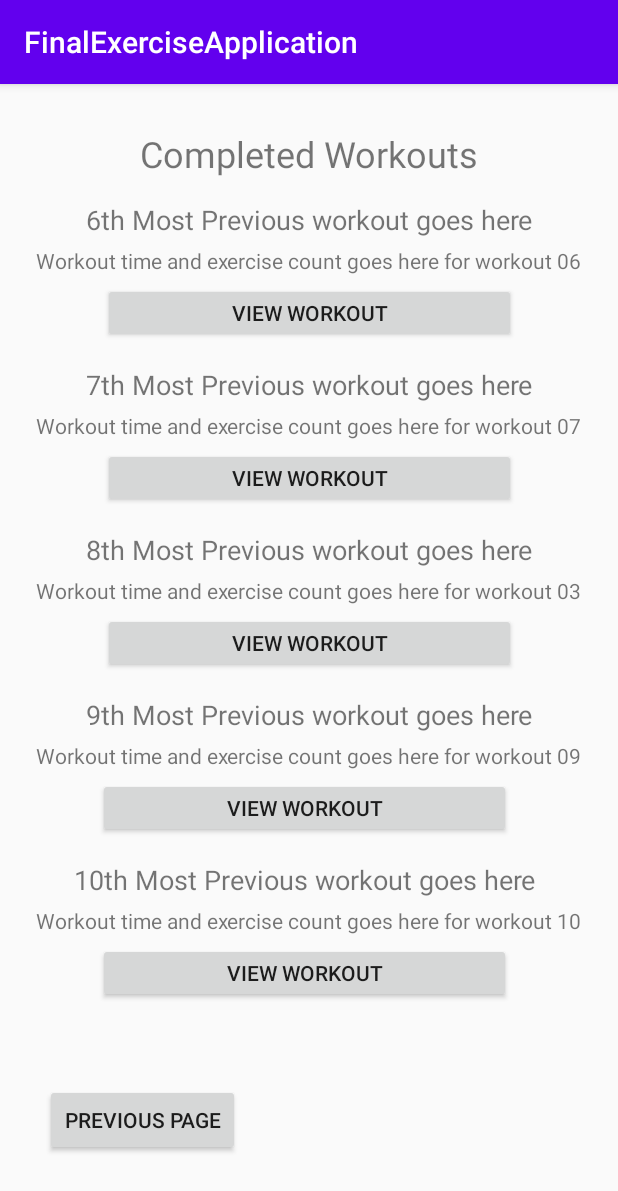
After one commit to EthanTinsley/ExerciseApplication, an Android app: the CompletedWorkoutsPageTwo screen opened directly, with no data from a screen before it, on a phone screen of 412 x 824 dp. The commit adds this screen. Shown: the top 1191 px of the screen. Run offline under Robolectric (Android 15) with nearby library versions, the phone set to English and light mode, and no system bars.

Commit message:
Added second Page so 10 Completed Exercises can be stored

```diff
--- a/app/src/main/AndroidManifest.xml
+++ b/app/src/main/AndroidManifest.xml
@@ -9,7 +9,8 @@
         android:roundIcon="@mipmap/ic_launcher_round"
         android:supportsRtl="true"
         android:theme="@style/Theme.FinalExerciseApplication">
-        <activity android:name=".CompletedWorkouts"></activity>
+        <activity android:name=".CompletedWorkoutsPageTwo"></activity>
+        <activity android:name=".CompletedWorkouts" />
         <activity android:name=".MainActivity">
             <intent-filter>
                 <action android:name="android.intent.action.MAIN" />
--- /dev/null
+++ b/app/src/main/java/com/exerciseapplication/finalexerciseapplication/CompletedWorkoutsPageTwo.java
@@ -0,0 +1,13 @@
+package com.exerciseapplication.finalexerciseapplication;
+
+import android.support.v7.app.AppCompatActivity;
+import android.os.Bundle;
+
+public class CompletedWorkoutsPageTwo extends AppCompatActivity {
+
+    @Override
+    protected void onCreate(Bundle savedInstanceState) {
+        super.onCreate(savedInstanceState);
+        setContentView(R.layout.activity_completed_workouts_page_two);
+    }
+}
--- /dev/null
+++ b/app/src/main/res/layout/activity_completed_workouts_page_two.xml
@@ -0,0 +1,222 @@
+<?xml version="1.0" encoding="utf-8"?>
+<android.support.constraint.ConstraintLayout xmlns:android="http://schemas.android.com/apk/res/android"
+    xmlns:app="http://schemas.android.com/apk/res-auto"
+    xmlns:tools="http://schemas.android.com/tools"
+    android:layout_width="match_parent"
+    android:layout_height="match_parent"
+    tools:context=".CompletedWorkouts">
+
+    <TextView
+        android:id="@+id/completedWorkoutTitle"
+        android:layout_width="wrap_content"
+        android:layout_height="wrap_content"
+        android:layout_marginStart="140dp"
+        android:layout_marginTop="30dp"
+        android:layout_marginEnd="140dp"
+        android:text="@string/CompletedWorkoutsTitle"
+        android:textSize="24sp"
+        app:layout_constraintEnd_toEndOf="parent"
+        app:layout_constraintStart_toStartOf="parent"
+        app:layout_constraintTop_toTopOf="parent" />
+
+    <TextView
+        android:id="@+id/completedWorkout06"
+        android:layout_width="wrap_content"
+        android:layout_height="wrap_content"
+        android:layout_marginStart="40dp"
+        android:layout_marginTop="15dp"
+        android:layout_marginEnd="40dp"
+        android:text="@string/CompletedWorkout06"
+        android:textSize="18sp"
+        app:layout_constraintEnd_toEndOf="parent"
+        app:layout_constraintStart_toStartOf="parent"
+        app:layout_constraintTop_toBottomOf="@+id/completedWorkoutTitle" />
+
+    <TextView
+        android:id="@+id/workout06Information"
+        android:layout_width="wrap_content"
+        android:layout_height="wrap_content"
+        android:layout_marginStart="40dp"
+        android:layout_marginTop="5dp"
+        android:layout_marginEnd="40dp"
+        android:text="@string/CompletedWorkout06Information"
+        app:layout_constraintEnd_toEndOf="parent"
+        app:layout_constraintStart_toStartOf="parent"
+        app:layout_constraintTop_toBottomOf="@+id/completedWorkout06" />
+
+    <Button
+        android:id="@+id/completedWorkoutButton06"
+        android:layout_width="275dp"
+        android:layout_height="40dp"
+        android:layout_marginStart="40dp"
+        android:layout_marginTop="5dp"
+        android:layout_marginEnd="40dp"
+        android:text="@string/ViewCompletedWorkout"
+        app:layout_constraintEnd_toEndOf="parent"
+        app:layout_constraintStart_toStartOf="parent"
+        app:layout_constraintTop_toBottomOf="@+id/workout06Information" />
+
+    <TextView
+        android:id="@+id/completedWorkout07"
+        android:layout_width="wrap_content"
+        android:layout_height="wrap_content"
+        android:layout_marginStart="40dp"
+        android:layout_marginTop="15dp"
+        android:layout_marginEnd="40dp"
+        android:text="@string/CompletedWorkout07"
+        android:textSize="18sp"
+        app:layout_constraintEnd_toEndOf="parent"
+        app:layout_constraintStart_toStartOf="parent"
+        app:layout_constraintTop_toBottomOf="@+id/completedWorkoutButton06" />
+
+    <TextView
+        android:id="@+id/workout07Information"
+        android:layout_width="wrap_content"
+        android:layout_height="wrap_content"
+        android:layout_marginStart="40dp"
+        android:layout_marginTop="5dp"
+        android:layout_marginEnd="40dp"
+        android:text="@string/CompletedWorkout07Information"
+        app:layout_constraintEnd_toEndOf="parent"
+        app:layout_constraintStart_toStartOf="parent"
+        app:layout_constraintTop_toBottomOf="@+id/completedWorkout07" />
+
+    <Button
+        android:id="@+id/completedWorkoutButton07"
+        android:layout_width="275dp"
+        android:layout_height="40dp"
+        android:layout_marginStart="40dp"
+        android:layout_marginTop="5dp"
+        android:layout_marginEnd="40dp"
+        android:text="@string/ViewCompletedWorkout"
+        app:layout_constraintEnd_toEndOf="parent"
+        app:layout_constraintStart_toStartOf="parent"
+        app:layout_constraintTop_toBottomOf="@+id/workout07Information" />
+
+    <TextView
+        android:id="@+id/completedWorkout08"
+        android:layout_width="wrap_content"
+        android:layout_height="wrap_content"
+        android:layout_marginStart="40dp"
+        android:layout_marginTop="15dp"
+        android:layout_marginEnd="40dp"
+        android:text="@string/CompletedWorkout08"
+        android:textSize="18sp"
+        app:layout_constraintEnd_toEndOf="parent"
+        app:layout_constraintStart_toStartOf="parent"
+        app:layout_constraintTop_toBottomOf="@+id/completedWorkoutButton07" />
+
+    <TextView
+        android:id="@+id/workout08Information"
+        android:layout_width="wrap_content"
+        android:layout_height="wrap_content"
+        android:layout_marginStart="40dp"
+        android:layout_marginTop="5dp"
+        android:layout_marginEnd="40dp"
+        android:text="@string/CompletedWorkout03Information"
+        app:layout_constraintEnd_toEndOf="parent"
+        app:layout_constraintStart_toStartOf="parent"
+        app:layout_constraintTop_toBottomOf="@+id/completedWorkout08" />
+
+    <Button
+        android:id="@+id/completedWorkoutButton08"
+        android:layout_width="275dp"
+        android:layout_height="40dp"
+        android:layout_marginStart="40dp"
+        android:layout_marginTop="5dp"
+        android:layout_marginEnd="40dp"
+        android:text="@string/ViewCompletedWorkout"
+        app:layout_constraintEnd_toEndOf="parent"
+        app:layout_constraintStart_toStartOf="parent"
+        app:layout_constraintTop_toBottomOf="@+id/workout08Information" />
+
+    <TextView
+        android:id="@+id/completedWorkout09"
+        android:layout_width="wrap_content"
+        android:layout_height="wrap_content"
+        android:layout_marginStart="40dp"
+        android:layout_marginTop="15dp"
+        android:layout_marginEnd="40dp"
+        android:text="@string/CompletedWorkout09"
+        android:textSize="18sp"
+        app:layout_constraintEnd_toEndOf="parent"
+        app:layout_constraintStart_toStartOf="parent"
+        app:layout_constraintTop_toBottomOf="@+id/completedWorkoutButton08" />
+
+    <TextView
+        android:id="@+id/workout09Information"
+        android:layout_width="wrap_content"
+        android:layout_height="wrap_content"
+        android:layout_marginStart="40dp"
+        android:layout_marginTop="5dp"
+        android:layout_marginEnd="40dp"
+        android:text="@string/CompletedWorkout09Information"
+        app:layout_constraintEnd_toEndOf="parent"
+        app:layout_constraintStart_toStartOf="parent"
+        app:layout_constraintTop_toBottomOf="@+id/completedWorkout09" />
+
+    <Button
+        android:id="@+id/completedWorkoutButton09"
+        android:layout_width="275dp"
+        android:layout_height="40dp"
+        android:layout_marginStart="40dp"
+        android:layout_marginTop="5dp"
+        android:layout_marginEnd="40dp"
+        android:text="@string/ViewCompletedWorkout"
+        app:layout_constraintEnd_toEndOf="parent"
+        app:layout_constraintHorizontal_bias="0.446"
+        app:layout_constraintStart_toStartOf="parent"
+        app:layout_constraintTop_toBottomOf="@+id/workout09Information" />
+
+    <TextView
+        android:id="@+id/completedWorkout10"
+        android:layout_width="wrap_content"
+        android:layout_height="wrap_content"
+        android:layout_marginStart="40dp"
+        android:layout_marginTop="15dp"
+        android:layout_marginEnd="40dp"
+        android:text="@string/CompletedWorkout10"
+        android:textSize="18sp"
+        app:layout_constraintEnd_toEndOf="parent"
+        app:layout_constraintHorizontal_bias="0.4"
+        app:layout_constraintStart_toStartOf="parent"
+        app:layout_constraintTop_toBottomOf="@+id/completedWorkoutButton09" />
+
+    <TextView
+        android:id="@+id/workout10Information"
+        android:layout_width="wrap_content"
+        android:layout_height="wrap_content"
+        android:layout_marginStart="40dp"
+        android:layout_marginTop="5dp"
+        android:layout_marginEnd="40dp"
+        android:text="@string/CompletedWorkout10Information"
+        app:layout_constraintEnd_toEndOf="parent"
+        app:layout_constraintStart_toStartOf="parent"
+        app:layout_constraintTop_toBottomOf="@+id/completedWorkout10" />
+
+    <Button
+        android:id="@+id/completedWorkoutButton10"
+        android:layout_width="275dp"
+        android:layout_height="40dp"
+        android:layout_marginStart="40dp"
+        android:layout_marginTop="5dp"
+        android:layout_marginEnd="40dp"
+        android:text="@string/ViewCompletedWorkout"
+        app:layout_constraintEnd_toEndOf="parent"
+        app:layout_constraintHorizontal_bias="0.446"
+        app:layout_constraintStart_toStartOf="parent"
+        app:layout_constraintTop_toBottomOf="@+id/workout10Information" />
+
+    <Button
+        android:id="@+id/CompletedWorkouts02BackButton"
+        android:layout_width="130dp"
+        android:layout_height="wrap_content"
+        android:layout_marginStart="30dp"
+        android:layout_marginTop="40dp"
+        android:layout_marginBottom="40dp"
+        android:text="@string/BackButton"
+        app:layout_constraintBottom_toBottomOf="parent"
+        app:layout_constraintStart_toStartOf="parent"
+        app:layout_constraintTop_toBottomOf="@+id/completedWorkoutButton10" />
+
+</android.support.constraint.ConstraintLayout>
--- a/app/src/main/res/values/strings.xml
+++ b/app/src/main/res/values/strings.xml
@@ -32,7 +32,8 @@
 
     <string name="ViewCompletedWorkout">View Workout</string>
 
-    -- Strings that are used in the workout descriptions -- -- can probably be deleted later on after implementation
+    -- Strings that are used in the workout descriptions -- -- can probably be deleted later on
+    after implementation
     <string name="CompletedWorkout01Information">Workout time and exercise count goes here for workout 01 </string>
     <string name="CompletedWorkout02Information">Workout time and exercise count goes here for workout 02</string>
     <string name="CompletedWorkout03Information">Workout time and exercise count goes here for workout 03</string>
@@ -45,5 +46,4 @@
     <string name="CompletedWorkout10Information">Workout time and exercise count goes here for workout 10 </string>
 
 
-
 </resources>
```
